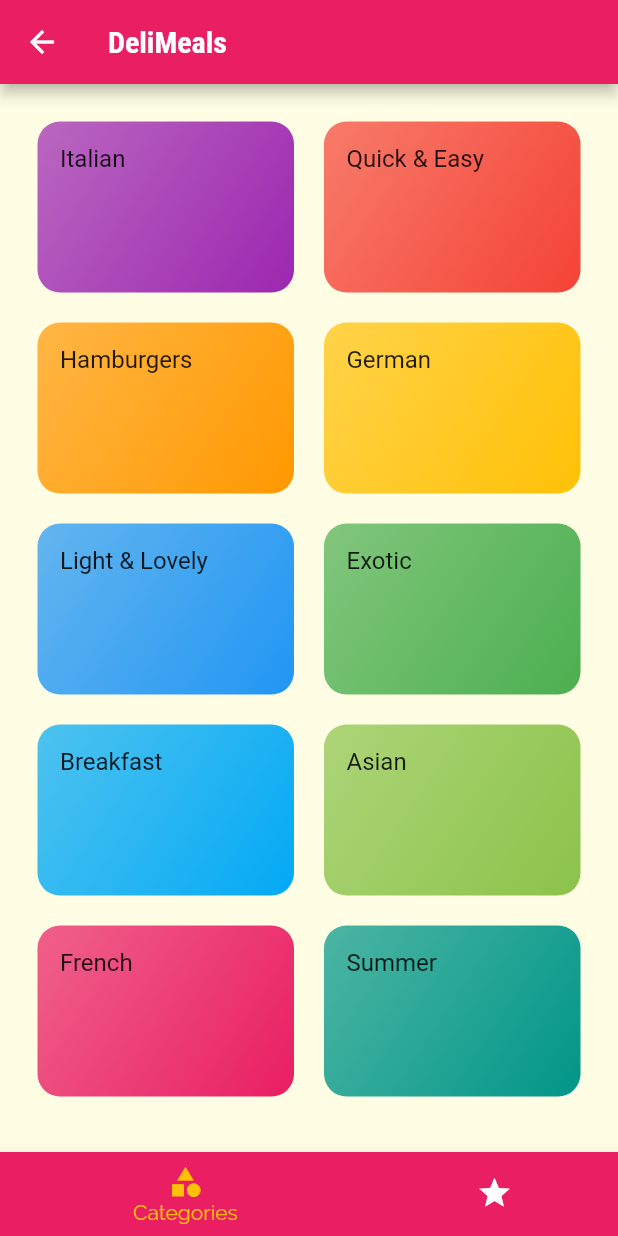
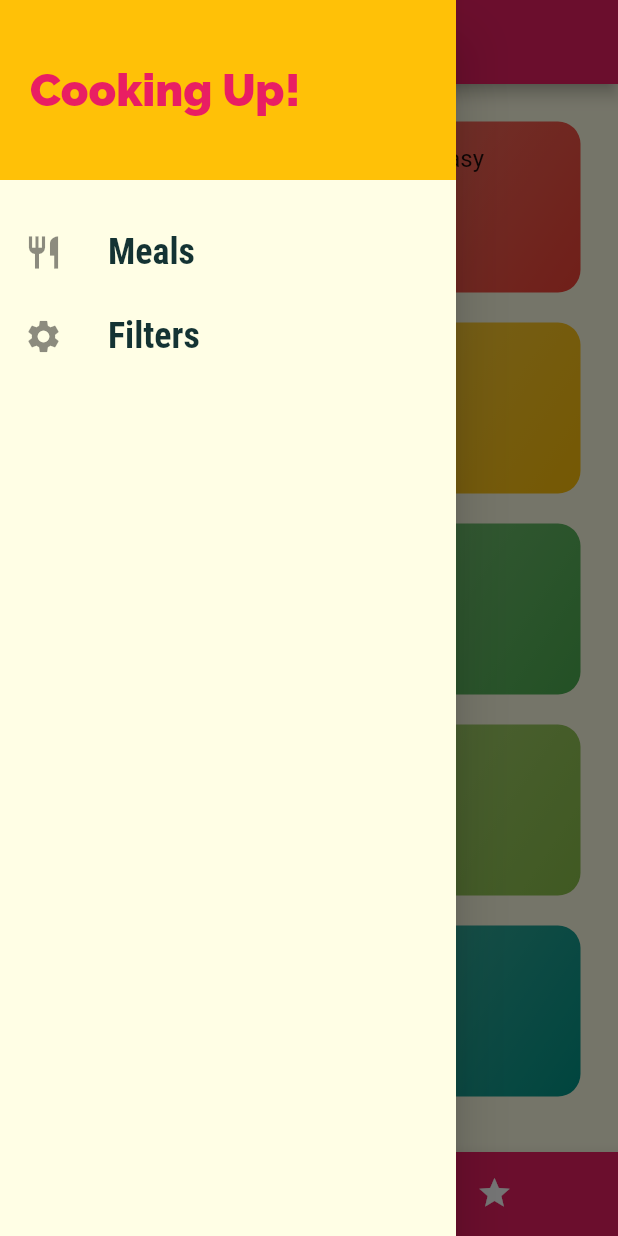
Before and after one commit to Vibhav04/Meals-App, a Flutter app: the TabsScreen screen opened directly, with the side drawer open (before the commit the screen has no drawer), on a phone screen of 412 x 824 dp. Run offline on Flutter 3.47's test engine with Material 2 defaults, Android fonts, the phone set to English and light mode, and no system bars.

Commit message:
adding a custom drawer

```diff
--- a/lib/screens/tabs_screen.dart
+++ b/lib/screens/tabs_screen.dart
@@ -1,5 +1,6 @@
 import 'package:flutter/material.dart';
 
+import '../widgets/main_drawer.dart';
 import './categories_screen.dart';
 import './favorites_screen.dart';
 
@@ -29,6 +30,7 @@
       appBar: AppBar(
         title: Text(_pages[_selectedPageIndex]['title'] as String),
       ),
+      drawer: const MainDrawer(),
       body: _pages[_selectedPageIndex]['page'] as Widget,
       bottomNavigationBar: BottomNavigationBar(
         onTap: _selectPage,
--- /dev/null
+++ b/lib/widgets/main_drawer.dart
@@ -0,0 +1,58 @@
+import 'package:flutter/material.dart';
+
+class MainDrawer extends StatelessWidget {
+  const MainDrawer({super.key});
+
+  Widget buildListTile(String title, IconData icon) {
+    return ListTile(
+      leading: Icon(
+        icon,
+        size: 26,
+      ),
+      title: Text(
+        title,
+        style: const TextStyle(
+            fontFamily: 'RobotoCondensed',
+            fontSize: 24,
+            fontWeight: FontWeight.bold),
+      ),
+      onTap: () {},
+    );
+  }
+
+  @override
+  Widget build(BuildContext context) {
+    return Drawer(
+      child: Column(
+        children: [
+          Container(
+            height: 120,
+            width: double.infinity,
+            padding: const EdgeInsets.all(20),
+            alignment: Alignment.centerLeft,
+            color: Theme.of(context).accentColor,
+            child: Text(
+              'Cooking Up!',
+              style: TextStyle(
+                fontWeight: FontWeight.w900,
+                fontSize: 30,
+                color: Theme.of(context).primaryColor,
+              ),
+            ),
+          ),
+          const SizedBox(
+            height: 20,
+          ),
+          buildListTile(
+            'Meals',
+            Icons.restaurant,
+          ),
+          buildListTile(
+            'Filters',
+            Icons.settings,
+          ),
+        ],
+      ),
+    );
+  }
+}
```
